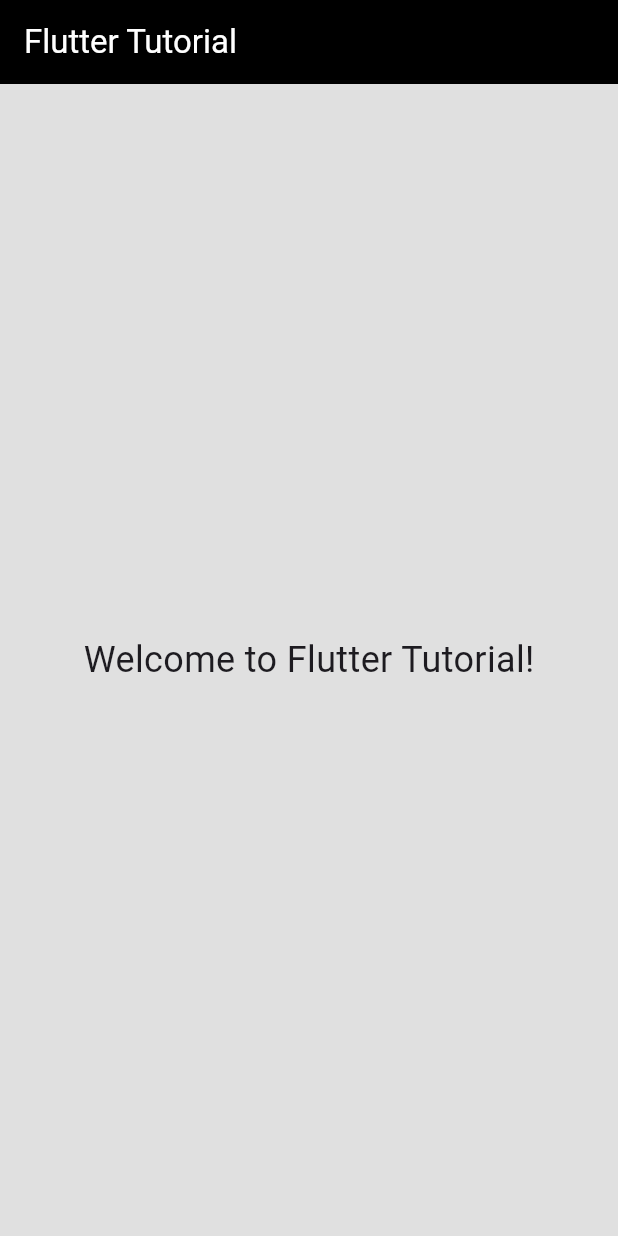
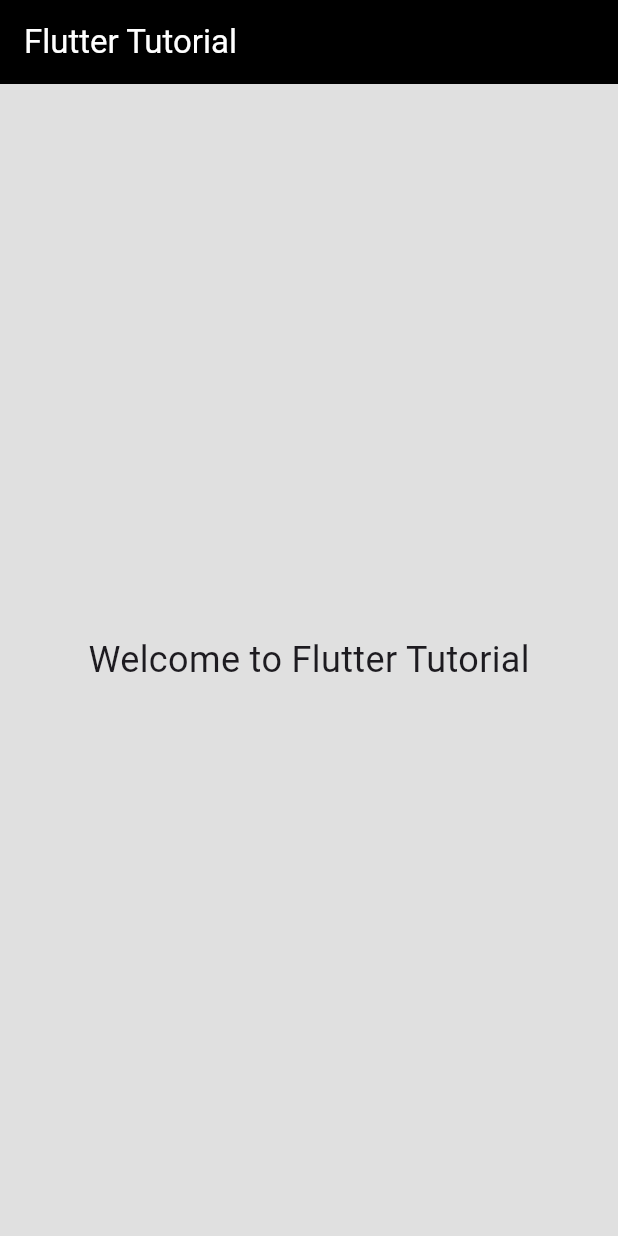
Before and after one commit to shanakasp/Flutter, a Flutter app: the screen it shows after launch, on a phone screen of 412 x 824 dp. Run offline on Flutter 3.47's test engine with Material 3 defaults, Android fonts, the phone set to English and light mode, and no system bars.

```diff
--- a/flutter_application_2/lib/main.dart
+++ b/flutter_application_2/lib/main.dart
@@ -21,7 +21,7 @@ class FlutterTutorialApp extends StatelessWidget {
           color: Colors.grey[300],
           child: Center(
             child: Text(
-              'Welcome to Flutter Tutorial!',
+              'Welcome to Flutter Tutorial',
               style: TextStyle(fontSize: 24),
             ),
           ),
```
